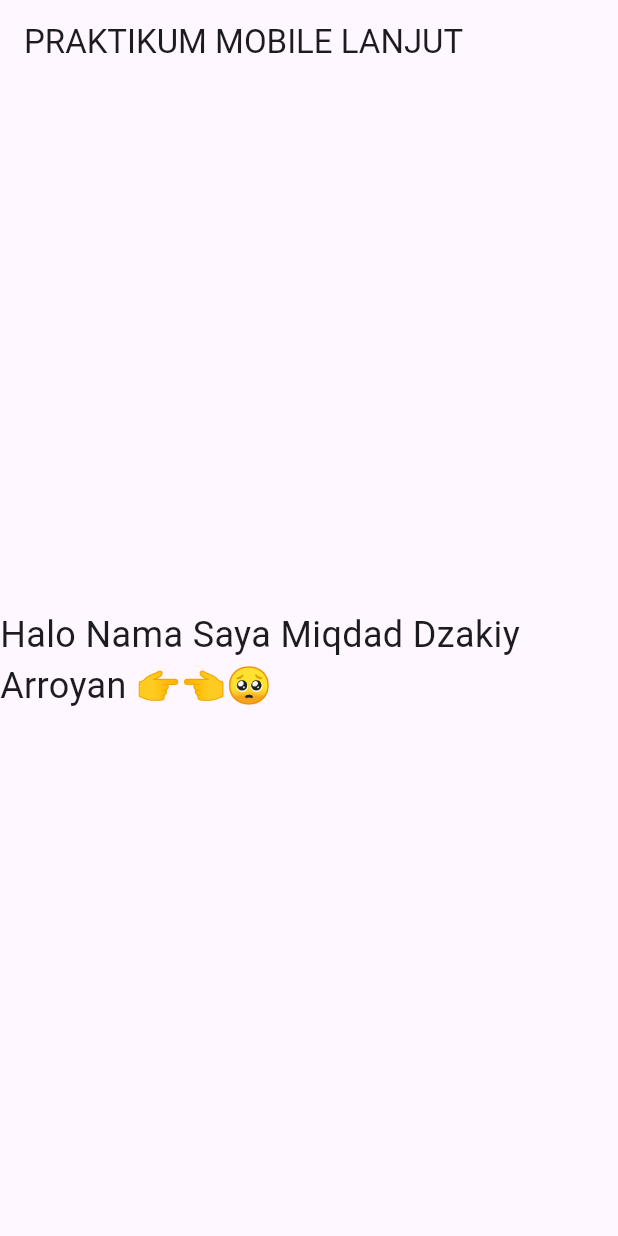
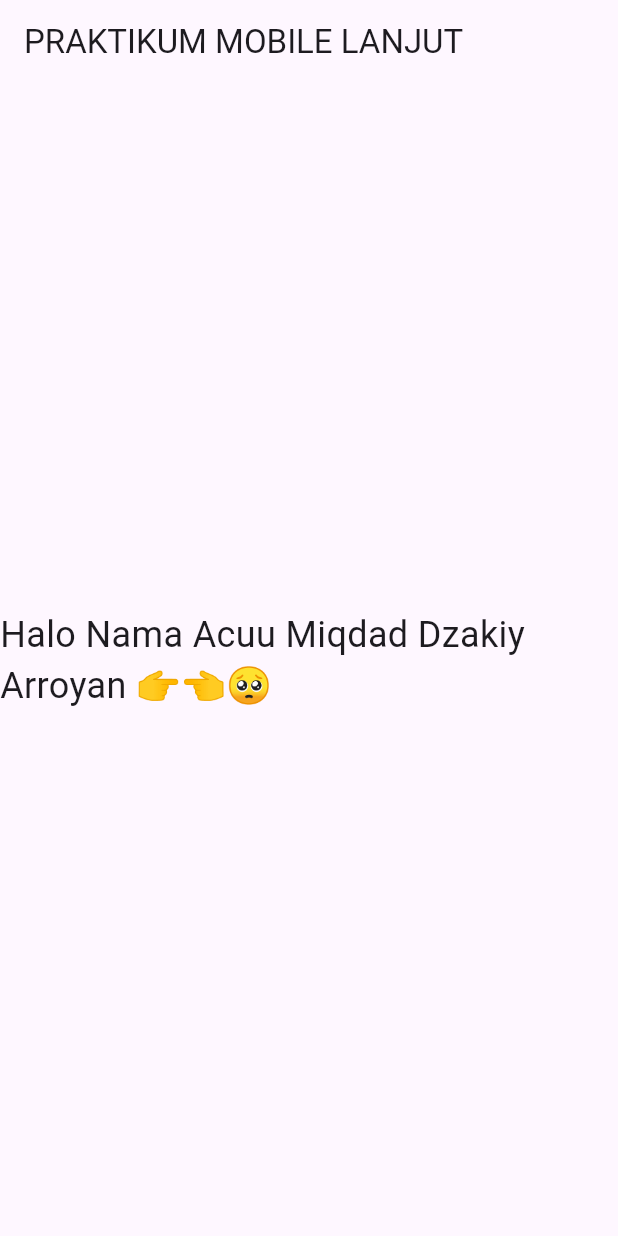
Before and after one commit to BachtiarNugrahaAjalah/prak-mobilelanjut-2417051058, a Flutter app: the screen it shows after launch, on a phone screen of 412 x 824 dp. Run offline on Flutter 3.47's test engine with Material 3 defaults, Android fonts, the phone set to English and light mode, and no system bars.

Commit message:
pesan commit

```diff
--- a/lib/main.dart
+++ b/lib/main.dart
@@ -20,7 +20,7 @@ class MyApp extends StatelessWidget {
           title: const Text('PRAKTIKUM MOBILE LANJUT'),
         ),
         body: const Center(
-          child: Text('Halo Nama Saya Miqdad Dzakiy Arroyan 👉👈🥺',
+          child: Text('Halo Nama Acuu Miqdad Dzakiy Arroyan 👉👈🥺',
           style: TextStyle(fontSize: 24)
           ),
         ),
```
